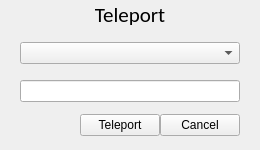
This is UiModule/ui/TeleportWidget.ui in realXtend/tundra as Qt 5 draws it before an edit. The edited form follows.
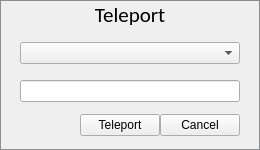
This is the edited form.

Diff of the .ui file:
```diff
--- a/UiModule/ui/TeleportWidget.ui
+++ b/UiModule/ui/TeleportWidget.ui
@@ -6,7 +6,7 @@
    <rect>
     <x>0</x>
     <y>0</y>
-    <width>250</width>
+    <width>258</width>
     <height>150</height>
    </rect>
   </property>
@@ -14,7 +14,9 @@
    <string>Settings Widget</string>
   </property>
   <property name="styleSheet">
-   <string notr="true"/>
+   <string notr="true">QWidget#TeleportWidget {
+	border: 1px solid rgb(139, 141, 143);
+}</string>
   </property>
   <layout class="QVBoxLayout" name="verticalLayout">
    <property name="spacing">
```
